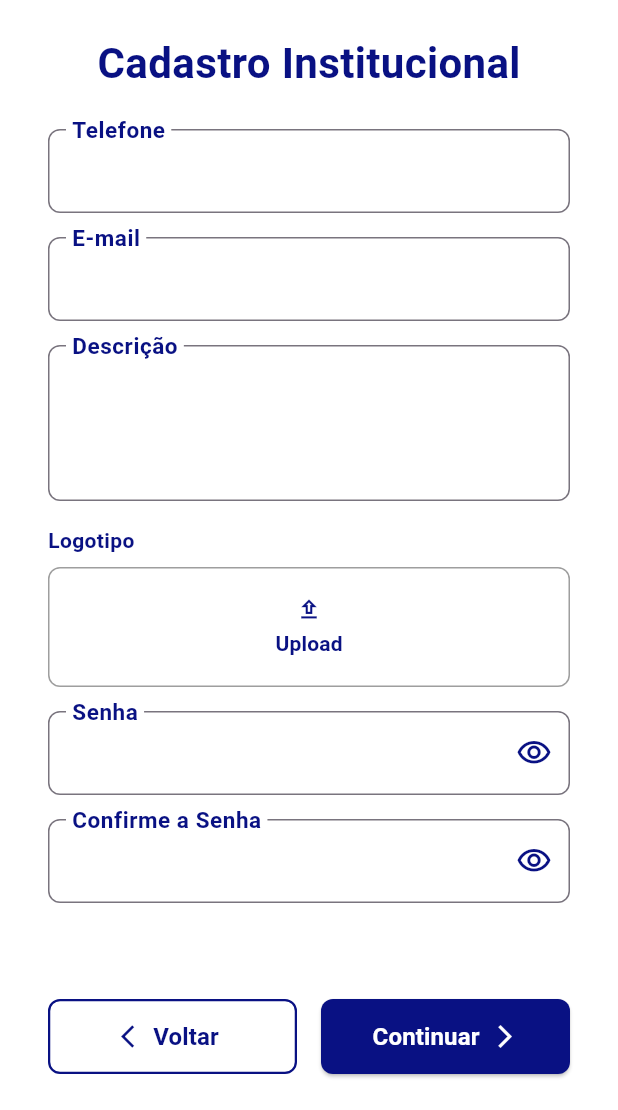
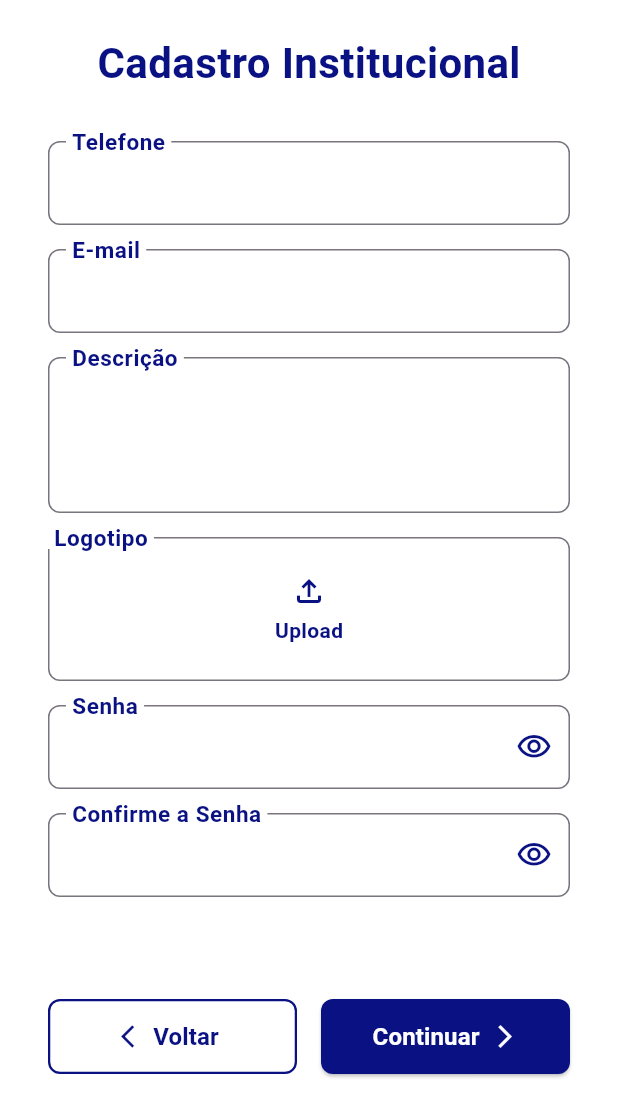
Before and after one commit to EscalaMed/frontend, a Flutter app: the PaginaCadastro screen opened directly, swiped to page 2, on a phone screen of 412 x 824 dp, the part 126-1236 px from its top. Run offline on Flutter 3.47's test engine with Material 3 defaults, Android fonts, the phone set to English and light mode, and no system bars.

Commit message:
feat: página de cadastro (etapa 4)

```diff
--- a/lib/components/botoes_navegacao.dart
+++ b/lib/components/botoes_navegacao.dart
@@ -3,11 +3,13 @@ import 'package:flutter/material.dart';
 class BotoesNavegacao extends StatelessWidget {
   final VoidCallback aoVoltar;
   final VoidCallback aoContinuar;
+  final String textoContinuar;
 
   const BotoesNavegacao({
     super.key,
     required this.aoVoltar,
     required this.aoContinuar,
+    this.textoContinuar = 'Continuar',
   });
 
   @override
@@ -51,15 +53,15 @@ class BotoesNavegacao extends StatelessWidget {
                   borderRadius: BorderRadius.circular(8),
                 ),
               ),
-              child: const Row(
+              child: Row(
                 mainAxisAlignment: MainAxisAlignment.center,
                 children: [
                   Text(
-                    'Continuar',
-                    style: TextStyle(fontSize: 16, fontWeight: FontWeight.bold),
+                    textoContinuar,
+                    style: const TextStyle(fontSize: 16, fontWeight: FontWeight.bold),
                   ),
-                  SizedBox(width: 8),
-                  Icon(Icons.arrow_forward_ios, size: 18),
+                  const SizedBox(width: 8),
+                  const Icon(Icons.arrow_forward_ios, size: 18),
                 ],
               ),
             ),
--- a/lib/components/etapas_cadastro/etapa2.dart
+++ b/lib/components/etapas_cadastro/etapa2.dart
@@ -12,7 +12,18 @@ class Etapa2 extends StatelessWidget {
       child: Column(
         crossAxisAlignment: CrossAxisAlignment.start,
         children: [
-          const SizedBox(height: 10),
+          const Center(
+            child: Text(
+              'Cadastro Institucional',
+              style: TextStyle(
+                fontSize: 28,
+                fontWeight: FontWeight.bold,
+                color: corAzulEscuro,
+              ),
+            ),
+          ),
+          const SizedBox(height: 32),
+
           const CampoTextoCustomizado(label: 'Telefone', keyboardType: TextInputType.phone),
           const SizedBox(height: 16),
 
@@ -22,24 +33,32 @@ class Etapa2 extends StatelessWidget {
           const CampoTextoCustomizado(label: 'Descrição', maxLines: 3),
           const SizedBox(height: 16),
 
-          const Text('Logotipo', style: TextStyle(color: corAzulEscuro, fontWeight: FontWeight.bold)),
-          const SizedBox(height: 8),
-          SizedBox(
-            width: double.infinity,
-            height: 80,
-            child: OutlinedButton(
-              onPressed: () {
-              },
-              style: OutlinedButton.styleFrom(
-                side: const BorderSide(color: Colors.grey, width: 1),
-                shape: RoundedRectangleBorder(borderRadius: BorderRadius.circular(8)),
+          GestureDetector(
+            onTap: () {
+            },
+            child: InputDecorator(
+              decoration: InputDecoration(
+                labelText: 'Logotipo',
+                labelStyle: const TextStyle(
+                  color: corAzulEscuro,
+                  fontWeight: FontWeight.bold,
+                  fontSize: 20.0,
+                ),
+                floatingLabelBehavior: FloatingLabelBehavior.always,
+                border: OutlineInputBorder(
+                  borderRadius: BorderRadius.circular(8),
+                ),
+                contentPadding: const EdgeInsets.symmetric(vertical: 24.0),
               ),
               child: const Column(
-                mainAxisAlignment: MainAxisAlignment.center,
+                mainAxisSize: MainAxisSize.min,
                 children: [
-                  Icon(Icons.upload_outlined, color: corAzulEscuro),
+                  Icon(Icons.file_upload_outlined, color: corAzulEscuro),
                   SizedBox(height: 4),
-                  Text('Upload', style: TextStyle(color: corAzulEscuro, fontWeight: FontWeight.bold)),
+                  Text(
+                    'Upload',
+                    style: TextStyle(color: corAzulEscuro, fontWeight: FontWeight.bold),
+                  ),
                 ],
               ),
             ),
--- a/lib/screens/pagina_cadastro.dart
+++ b/lib/screens/pagina_cadastro.dart
@@ -40,7 +40,6 @@ class _PaginaCadastroState extends State<PaginaCadastro> {
 
   @override
   Widget build(BuildContext context) {
-    const corAzulEscuro = Color.fromARGB(255, 9, 17, 131);
 
     return Scaffold(
       backgroundColor: Colors.white,
@@ -52,18 +51,6 @@ class _PaginaCadastroState extends State<PaginaCadastro> {
             children: [
               BarraProgressoEtapas(progresso: (_etapaAtual + 1) / _totalEtapas),
               const SizedBox(height: 24),
-
-              const Center(
-                child: Text(
-                  'Cadastro Institucional',
-                  style: TextStyle(
-                    fontSize: 28,
-                    fontWeight: FontWeight.bold,
-                    color: corAzulEscuro,
-                  ),
-                ),
-              ),
-              const SizedBox(height: 14),
 
               Expanded(
                 child: PageView(
```
Also changed, not shown: lib/components/etapas_cadastro/etapa1.dart (+10 -1 lines), lib/components/etapas_cadastro/etapa3.dart (+7 -0 lines), lib/components/etapas_cadastro/etapa4.dart (added, +82 -0 lines).
